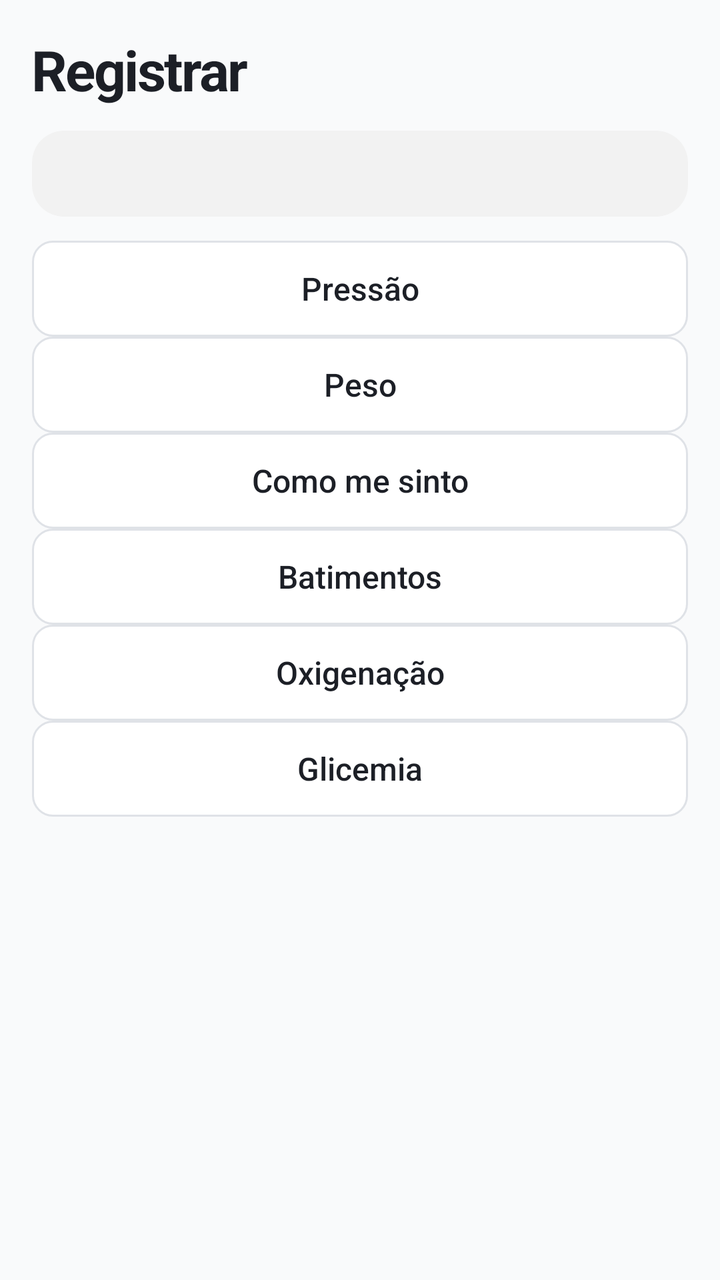
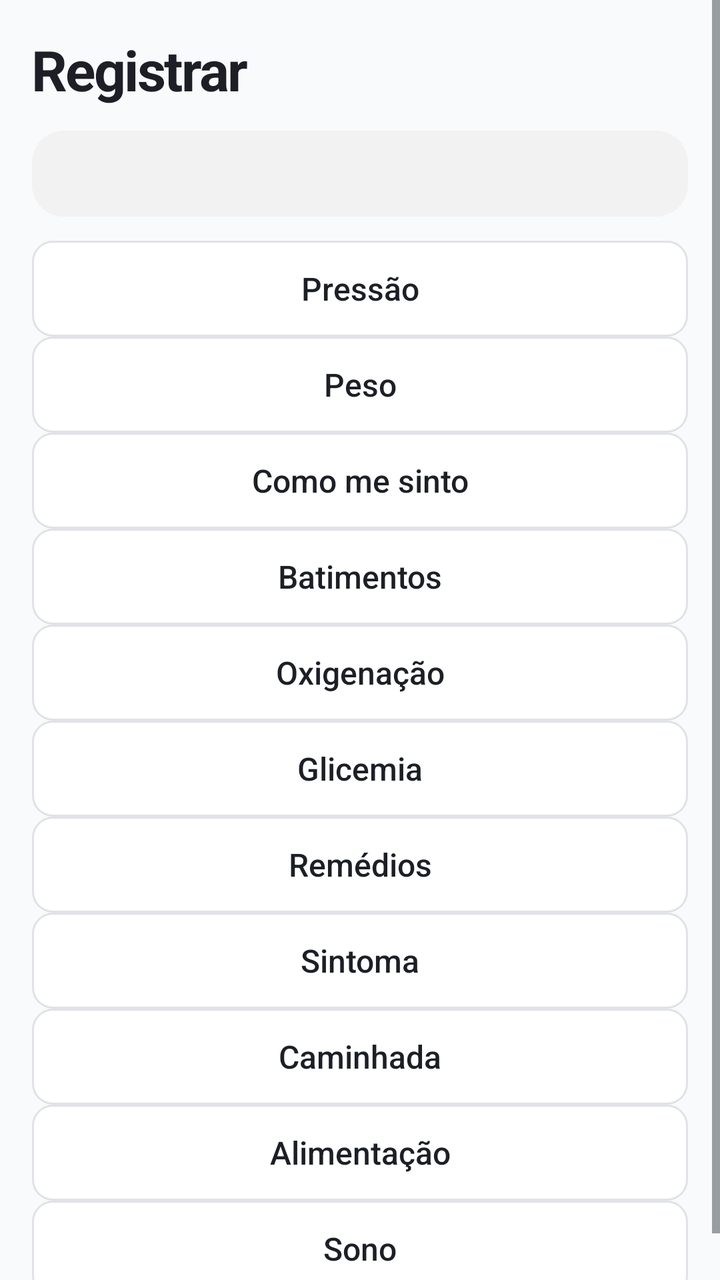

The first picture is an Android layout as it rendered before a commit; the second is the same layout after the commit. The layout source and the unified diff follow.
<!-- AndroidManifest.xml: application theme android:Theme.DeviceDefault.Light.NoActionBar -->
<!-- res/layout/painel_registrar.xml -->
<?xml version="1.0" encoding="utf-8"?>
<ScrollView xmlns:android="http://schemas.android.com/apk/res/android"
    android:layout_width="match_parent"
    android:layout_height="match_parent"
    android:background="@color/fundo"
    android:fillViewport="true">

    <LinearLayout
        android:layout_width="match_parent"
        android:layout_height="wrap_content"
        android:orientation="vertical"
        android:padding="16dp">

        <TextView
            android:layout_width="match_parent"
            android:layout_height="wrap_content"
            android:letterSpacing="-0.03"
            android:text="Registrar"
            android:textColor="@color/tinta"
            android:textSize="28sp"
            android:textStyle="bold" />

        <TextView
            android:id="@+id/reg_plano"
            android:layout_width="match_parent"
            android:layout_height="wrap_content"
            android:layout_marginTop="12dp"
            android:background="@drawable/destaque"
            android:padding="12dp"
            android:textColor="@color/tinta"
            android:textSize="14sp" />

        <Button
            android:id="@+id/reg_bp"
            style="@style/BotaoContorno"
            android:layout_width="match_parent"
            android:layout_height="wrap_content"
            android:layout_marginTop="12dp"
            android:text="Pressão" />

        <Button
            android:id="@+id/reg_peso"
            style="@style/BotaoContorno"
            android:layout_width="match_parent"
            android:layout_height="wrap_content"
            android:text="Peso" />

        <Button
            android:id="@+id/reg_sente"
            style="@style/BotaoContorno"
            android:layout_width="match_parent"
            android:layout_height="wrap_content"
            android:text="Como me sinto" />

        <Button
            android:id="@+id/reg_fc"
            style="@style/BotaoContorno"
            android:layout_width="match_parent"
            android:layout_height="wrap_content"
            android:text="Batimentos" />

        <Button
            android:id="@+id/reg_spo2"
            style="@style/BotaoContorno"
            android:layout_width="match_parent"
            android:layout_height="wrap_content"
            android:text="Oxigenação" />

        <Button
            android:id="@+id/reg_glicose"
            style="@style/BotaoContorno"
            android:layout_width="match_parent"
            android:layout_height="wrap_content"
            android:text="Glicemia" />

        <LinearLayout
            android:id="@+id/reg_form"
            android:layout_width="match_parent"
            android:layout_height="wrap_content"
            android:layout_marginTop="8dp"
            android:background="@drawable/cartao"
            android:orientation="vertical"
            android:padding="16dp"
            android:visibility="gone">

            <TextView
                android:id="@+id/reg_ajuda"
                android:layout_width="match_parent"
                android:layout_height="wrap_content"
                android:textColor="@color/secundaria"
                android:textSize="14sp" />

            <TextView
                android:id="@+id/reg_rotulo_a"
                android:layout_width="match_parent"
                android:layout_height="wrap_content"
                android:layout_marginTop="12dp"
                android:textColor="@color/tinta"
                android:textSize="16sp" />

            <EditText
                android:id="@+id/reg_a"
                android:layout_width="match_parent"
                android:layout_height="wrap_content"
                android:layout_marginTop="4dp"
                android:background="@drawable/campo"
                android:inputType="numberDecimal"
                android:minHeight="56dp"
                android:padding="12dp"
                android:textColor="@color/tinta"
                android:textSize="22sp" />

            <TextView
                android:id="@+id/reg_rotulo_b"
                android:layout_width="match_parent"
                android:layout_height="wrap_content"
                android:layout_marginTop="12dp"
                android:text="Número menor"
                android:textColor="@color/tinta"
                android:textSize="16sp" />

            <EditText
                android:id="@+id/reg_b"
                android:layout_width="match_parent"
                android:layout_height="wrap_content"
                android:layout_marginTop="4dp"
                android:background="@drawable/campo"
                android:inputType="number"
                android:minHeight="56dp"
                android:padding="12dp"
                android:textColor="@color/tinta"
                android:textSize="22sp" />

            <TextView
                android:id="@+id/reg_rotulo_c"
                android:layout_width="match_parent"
                android:layout_height="wrap_content"
                android:layout_marginTop="12dp"
                android:text="Batimentos (se o aparelho mostrar)"
                android:textColor="@color/tinta"
                android:textSize="16sp" />

            <EditText
                android:id="@+id/reg_c"
                android:layout_width="match_parent"
                android:layout_height="wrap_content"
                android:layout_marginTop="4dp"
                android:background="@drawable/campo"
                android:hint="70"
                android:inputType="number"
                android:minHeight="56dp"
                android:padding="12dp"
                android:textColor="@color/tinta"
                android:textSize="22sp" />

            <TextView
                android:id="@+id/reg_nota_rotulo"
                android:layout_width="match_parent"
                android:layout_height="wrap_content"
                android:layout_marginTop="12dp"
                android:text="De 0 a 10, como você está hoje?"
                android:textColor="@color/tinta"
                android:textSize="16sp"
                android:visibility="gone" />

            <TextView
                android:id="@+id/reg_nota_ajuda"
                android:layout_width="match_parent"
                android:layout_height="wrap_content"
                android:text="0 é o pior dia que você já teve; 10 é o melhor."
                android:textColor="@color/secundaria"
                android:textSize="14sp"
                android:visibility="gone" />

            <EditText
                android:id="@+id/reg_nota"
                android:layout_width="match_parent"
                android:layout_height="wrap_content"
                android:layout_marginTop="4dp"
                android:background="@drawable/campo"
                android:hint="0 a 10"
                android:inputType="number"
                android:minHeight="56dp"
                android:padding="12dp"
                android:textColor="@color/tinta"
                android:textSize="22sp"
                android:visibility="gone" />

            <TextView
                android:id="@+id/reg_erro"
                android:layout_width="match_parent"
                android:layout_height="wrap_content"
                android:layout_marginTop="8dp"
                android:textColor="@color/aviso"
                android:textSize="14sp" />

            <Button
                android:id="@+id/reg_salvar"
                style="@style/BotaoPrimario"
                android:layout_width="match_parent"
                android:layout_height="wrap_content"
                android:layout_marginTop="12dp"
                android:text="Salvar" />
        </LinearLayout>
    </LinearLayout>
</ScrollView>
<!-- resources referenced by this layout -->
<resources>
  <color name="aviso">#7D490D</color>
  <color name="fundo">#F9FAFB</color>
  <color name="secundaria">#606976</color>
  <color name="tinta">#1C1F26</color>
  <!-- drawable campo (drawable) -->
  <?xml version="1.0" encoding="utf-8"?>
  <shape xmlns:android="http://schemas.android.com/apk/res/android" android:shape="rectangle">
      <solid android:color="@color/cartao" />
      <stroke android:width="1dp" android:color="@color/borda" />
      <corners android:radius="12dp" />
  </shape>
  <!-- drawable cartao (drawable) -->
  <?xml version="1.0" encoding="utf-8"?>
  <shape xmlns:android="http://schemas.android.com/apk/res/android" android:shape="rectangle">
      <solid android:color="@color/cartao" />
      <stroke android:width="1dp" android:color="@color/borda" />
      <corners android:radius="14dp" />
  </shape>
  <!-- drawable destaque (drawable) -->
  <?xml version="1.0" encoding="utf-8"?>
  <shape xmlns:android="http://schemas.android.com/apk/res/android" android:shape="rectangle">
      <solid android:color="@color/destaque" />
      <corners android:radius="16dp" />
  </shape>
  <style name="BotaoContorno" parent="@android:style/Widget.DeviceDefault.Button">
          <item name="android:background">@drawable/botao_contorno</item>
          <item name="android:textColor">@color/tinta</item>
          <item name="android:textAllCaps">false</item>
          <item name="android:textSize">16sp</item>
          <item name="android:minHeight">48dp</item>
          <item name="android:stateListAnimator">@null</item>
      </style>
  <style name="BotaoPrimario" parent="@android:style/Widget.DeviceDefault.Button">
          <item name="android:background">@drawable/botao</item>
          <item name="android:textColor">@color/branco</item>
          <item name="android:textAllCaps">false</item>
          <item name="android:textSize">16sp</item>
          <item name="android:minHeight">56dp</item>
          <item name="android:stateListAnimator">@null</item>
      </style>
  <color name="cartao">#FFFFFF</color>
  <color name="borda">#DFE2E7</color>
  <color name="destaque">#F2F2F2</color>
  <!-- drawable botao_contorno (drawable) -->
  <?xml version="1.0" encoding="utf-8"?>
  <shape xmlns:android="http://schemas.android.com/apk/res/android" android:shape="rectangle">
      <solid android:color="@color/cartao" />
      <stroke android:width="1dp" android:color="@color/borda" />
      <corners android:radius="10dp" />
  </shape>
  <!-- drawable botao (drawable) -->
  <?xml version="1.0" encoding="utf-8"?>
  <shape xmlns:android="http://schemas.android.com/apk/res/android" android:shape="rectangle">
      <solid android:color="@color/tinta" />
      <corners android:radius="10dp" />
  </shape>
  <color name="branco">#FFFFFF</color>
</resources>

<!-- the commit's change to res/layout/painel_registrar.xml (unified diff, before → after) -->
@@ -73,6 +73,41 @@
             android:layout_height="wrap_content"
             android:text="Glicemia" />
 
+        <Button
+            android:id="@+id/reg_remedios"
+            style="@style/BotaoContorno"
+            android:layout_width="match_parent"
+            android:layout_height="wrap_content"
+            android:text="Remédios" />
+
+        <Button
+            android:id="@+id/reg_sintomas"
+            style="@style/BotaoContorno"
+            android:layout_width="match_parent"
+            android:layout_height="wrap_content"
+            android:text="Sintoma" />
+
+        <Button
+            android:id="@+id/reg_caminhada"
+            style="@style/BotaoContorno"
+            android:layout_width="match_parent"
+            android:layout_height="wrap_content"
+            android:text="Caminhada" />
+
+        <Button
+            android:id="@+id/reg_alimentacao"
+            style="@style/BotaoContorno"
+            android:layout_width="match_parent"
+            android:layout_height="wrap_content"
+            android:text="Alimentação" />
+
+        <Button
+            android:id="@+id/reg_sono"
+            style="@style/BotaoContorno"
+            android:layout_width="match_parent"
+            android:layout_height="wrap_content"
+            android:text="Sono" />
+
         <LinearLayout
             android:id="@+id/reg_form"
             android:layout_width="match_parent"
